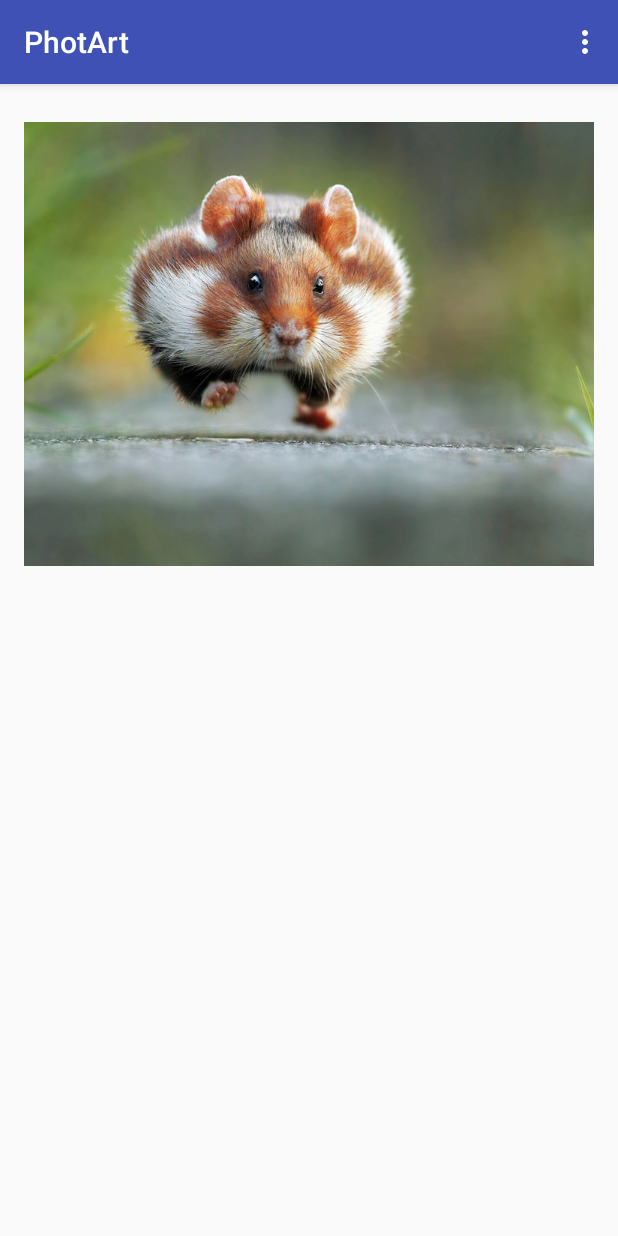
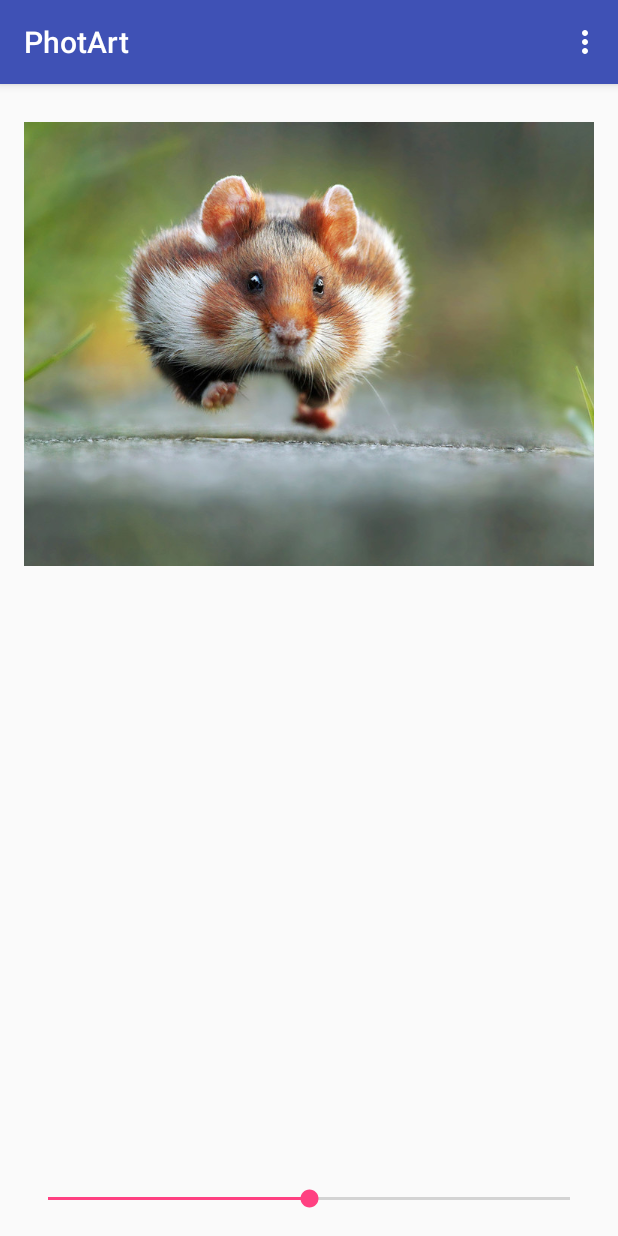
Before and after one commit to katell-maro/ApplicationTraitementImage-ANDROID, an Android app: the screen it shows after launch (MainActivity), on a phone screen of 412 x 824 dp. Run offline under Robolectric (Android 15) with nearby library versions, the phone set to English and light mode, and no system bars.

Commit message:
Luminosté
Avancement de luminosité
Algo ok
mais il y a des problèmes : la seekBar s'affiche dès le début, le progress ne marche pas à chaque fois

```diff
--- a/app/src/main/res/layout/activity_main.xml
+++ b/app/src/main/res/layout/activity_main.xml
@@ -17,4 +17,17 @@
             android:layout_marginTop="9dp"
             android:layout_centerHorizontal="true" android:scaleType="center"/>
 
+    <SeekBar
+            android:layout_width="wrap_content"
+            android:layout_height="wrap_content"
+            android:id="@+id/seekBar"
+            android:layout_alignParentBottom="true" android:layout_alignParentRight="true"
+            android:layout_alignParentEnd="true"
+            android:layout_toEndOf="@+id/imageView" android:layout_alignParentLeft="true"
+            android:layout_toRightOf="@+id/imageView"
+            android:layout_alignParentStart="true"
+            android:progress="50"
+            android:max="100"/>
+
+
 </RelativeLayout>
```
Also changed, not shown: app/src/main/java/com/example/katell/myapplication/MainActivity.java (+31 -7 lines).
